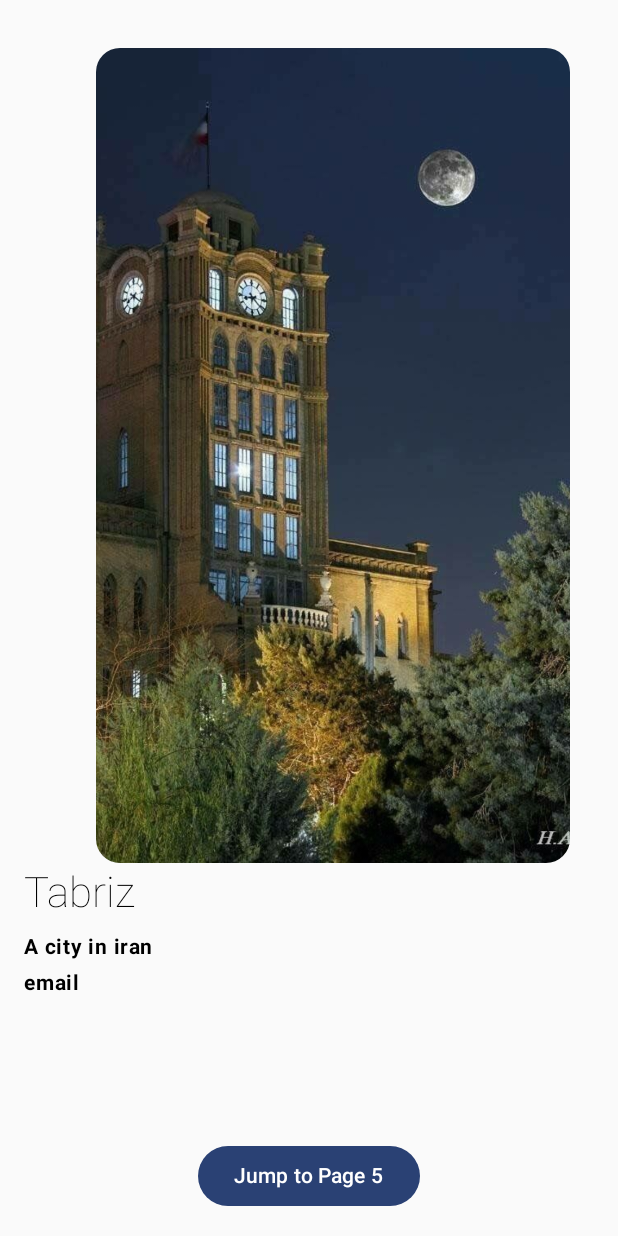
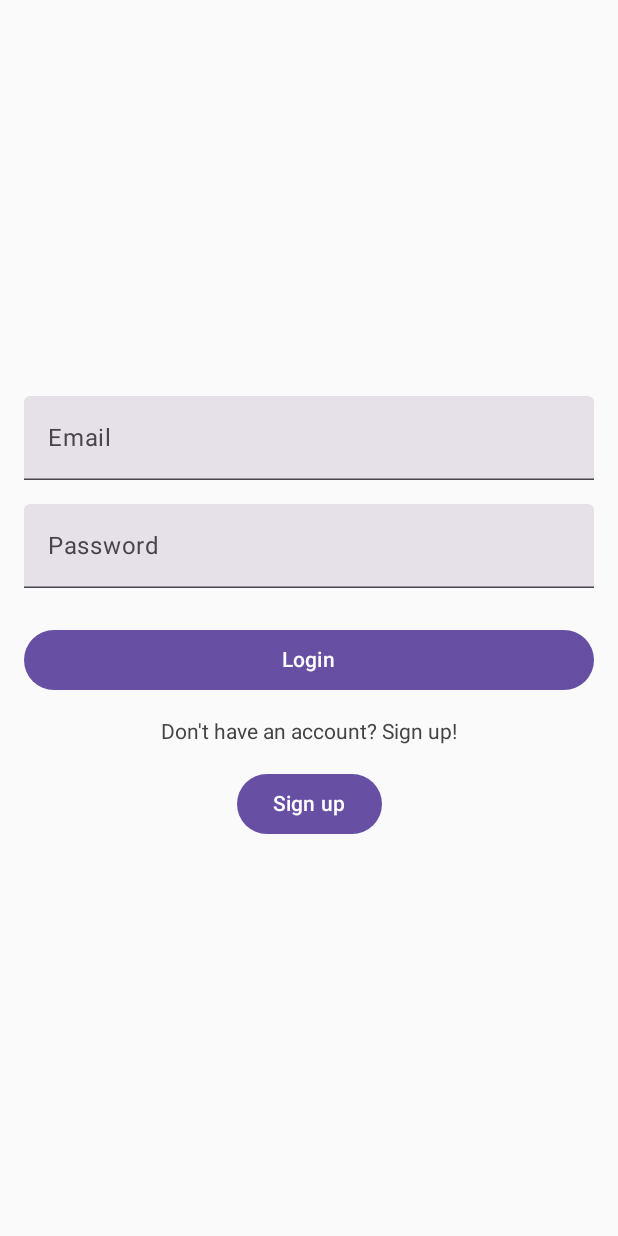
Before and after one commit to azam3d/traxtive-android, an Android app built with Jetpack Compose: the screen it shows after launch (MainActivity before the commit, SignIn after it), on a phone screen of 412 x 824 dp. Run offline under Robolectric (Android 15) with nearby library versions, the phone set to English and light mode, and no system bars; our stand-ins replace Firebase (no records; nobody signed in at launch, a user with empty details on screens opened directly).

Commit message:
Add SignIn, SignUp, Services, AddNewService screens. Rename MainActivity to Motorcycles Activity.

```diff
--- a/app/build.gradle.kts
+++ b/app/build.gradle.kts
@@ -52,6 +52,7 @@ dependencies {
     implementation(libs.androidx.ui.tooling.preview)
     implementation(libs.androidx.material3)
     implementation(libs.firebase.database.ktx)
+    implementation(libs.firebase.auth.ktx)
     testImplementation(libs.junit)
     androidTestImplementation(libs.androidx.junit)
     androidTestImplementation(libs.androidx.espresso.core)
--- /dev/null
+++ b/app/src/main/java/com/traxtivemotor/AddNewService.kt
@@ -0,0 +1,4 @@
+package com.traxtivemotor
+
+class AddNewService {
+}
--- a/app/src/main/java/com/traxtivemotor/MainActivity.kt
+++ b/app/src/main/java/com/traxtivemotor/MotorcyclesActivity.kt
@@ -27,7 +27,6 @@ import androidx.compose.foundation.pager.rememberPagerState
 import androidx.compose.foundation.shape.RoundedCornerShape
 import androidx.compose.material3.Button
 import androidx.compose.material3.MaterialTheme
-import androidx.compose.material3.Scaffold
 import androidx.compose.material3.Text
 import androidx.compose.runtime.Composable
 import androidx.compose.runtime.LaunchedEffect
@@ -65,7 +64,7 @@ data class Motorcycle(
     val userId: String? = null
 )
 
-class MainActivity : ComponentActivity() {
+class MotorcyclesActivity : ComponentActivity() {
     override fun onCreate(savedInstanceState: Bundle?) {
         super.onCreate(savedInstanceState)
         enableEdgeToEdge()
@@ -73,12 +72,6 @@ class MainActivity : ComponentActivity() {
             TraxtiveTheme {
                 val name = remember { mutableStateOf("email") }
 
-//                Scaffold(
-//                    modifier = Modifier.fillMaxSize(),
-////                    containerColor = MaterialTheme.colorScheme.background
-//                ) { innerPadding ->
-//                    PagerAnimateToItem(name = name.value, modifier = Modifier.padding(innerPadding))
-//                }
                 PagerAnimateToItem(name = name.value)
 
                 val database = Firebase.database
@@ -235,12 +228,6 @@ fun PagerAnimateToItem(name: String) {
 fun PagerPreview() {
     TraxtiveTheme {
         PagerAnimateToItem(name = "sss")
-//        Scaffold(
-//            modifier = Modifier.fillMaxSize(),
-//            containerColor = MaterialTheme.colorScheme.background
-//        ) { innerPadding ->
-//
-//        }
     }
 }
 
--- /dev/null
+++ b/app/src/main/java/com/traxtivemotor/Services.kt
@@ -0,0 +1,4 @@
+package com.traxtivemotor
+
+class Services {
+}
--- a/app/src/main/java/com/traxtivemotor/SignIn.kt
+++ b/app/src/main/java/com/traxtivemotor/SignIn.kt
@@ -1,4 +1,139 @@
 package com.traxtivemotor
+import android.content.Intent
+import android.os.Bundle
+import android.widget.Toast
+import androidx.activity.ComponentActivity
+import androidx.activity.compose.setContent
+import androidx.compose.foundation.layout.*
+import androidx.compose.material3.Button
+import androidx.compose.material3.CircularProgressIndicator
+import androidx.compose.material3.Text
+import androidx.compose.material3.TextField
+import androidx.compose.runtime.*
+import androidx.compose.ui.Alignment
+import androidx.compose.ui.Modifier
+import androidx.compose.ui.graphics.Color
+import androidx.compose.ui.platform.LocalContext
+import androidx.compose.ui.text.input.PasswordVisualTransformation
+import androidx.compose.ui.tooling.preview.Preview
+import androidx.compose.ui.unit.dp
+import com.google.firebase.auth.FirebaseAuth
+import com.google.firebase.auth.ktx.auth
+import com.google.firebase.ktx.Firebase
+import com.traxtivemotor.ui.theme.TraxtiveTheme
 
-class SignIn {
+class SignIn : ComponentActivity() {
+    private lateinit var auth: FirebaseAuth
+
+    override fun onCreate(savedInstanceState: Bundle?) {
+        super.onCreate(savedInstanceState)
+
+        auth = Firebase.auth
+        setContent {
+            LoginScreen(onLoginSuccess = {
+                Toast.makeText(this, "Login successful!", Toast.LENGTH_SHORT).show()
+            }, onLoginFailure = { error ->
+                Toast.makeText(this, "Login failed: $error", Toast.LENGTH_SHORT).show()
+            })
+        }
+    }
+
+    override fun onStart() {
+        super.onStart()
+        // Check if user is signed in (non-null) and update UI accordingly.
+        val currentUser = auth.currentUser
+        if (currentUser != null) {
+            reload()
+            Toast.makeText(this, "User email: ${currentUser.email}", Toast.LENGTH_SHORT).show()
+        }
+    }
+
+    private fun reload() {
+        startActivity(Intent(this, MotorcyclesActivity::class.java))
+    }
 }
+
+@Composable
+fun LoginScreen(
+    onLoginSuccess: () -> Unit,
+    onLoginFailure: (String) -> Unit
+) {
+    val context = LocalContext.current
+    val auth = Firebase.auth
+
+    var email by remember { mutableStateOf("") }
+    var password by remember { mutableStateOf("") }
+    var isLoading by remember { mutableStateOf(false) }
+
+    Column(
+        modifier = Modifier
+            .fillMaxSize()
+            .padding(16.dp),
+        verticalArrangement = Arrangement.Center,
+        horizontalAlignment = Alignment.CenterHorizontally
+    ) {
+        TextField(
+            value = email,
+            onValueChange = { email = it },
+            label = { Text("Email") },
+            modifier = Modifier.fillMaxWidth()
+        )
+
+        Spacer(modifier = Modifier.height(16.dp))
+
+        TextField(
+            value = password,
+            onValueChange = { password = it },
+            label = { Text("Password") },
+            visualTransformation = PasswordVisualTransformation(),
+            modifier = Modifier.fillMaxWidth()
+        )
+
+        Spacer(modifier = Modifier.height(24.dp))
+
+        Button(
+            onClick = {
+                isLoading = true
+
+                auth.signInWithEmailAndPassword(email, password)
+                    .addOnCompleteListener { task ->
+                        isLoading = false
+                        if (task.isSuccessful) {
+                            onLoginSuccess()
+                        } else {
+                            onLoginFailure(task.exception?.message ?: "Unknown error")
+                        }
+                    }
+            },
+            modifier = Modifier.fillMaxWidth(),
+            enabled = !isLoading
+        ) {
+            if (isLoading) {
+                CircularProgressIndicator(modifier = Modifier.size(20.dp), strokeWidth = 2.dp)
+            } else {
+                Text("Login")
+            }
+        }
+
+        Spacer(modifier = Modifier.height(16.dp))
+
+        Text("Don't have an account? Sign up!", color = Color.DarkGray)
+
+        Spacer(modifier = Modifier.height(16.dp))
+
+        Button(onClick = {
+            context.startActivity(Intent(context, SignUp::class.java))
+        }) {
+            Text(text = "Sign up")
+        }
+
+    }
+}
+
+@Preview(showBackground = true)
+@Composable
+fun LoginPreview() {
+    TraxtiveTheme {
+
+    }
+}
--- a/gradle/libs.versions.toml
+++ b/gradle/libs.versions.toml
@@ -11,6 +11,7 @@ lifecycleRuntimeKtx = "2.8.7"
 activityCompose = "1.9.3"
 composeBom = "2024.04.01"
 firebaseDatabaseKtx = "21.0.0"
+firebaseAuthKtx = "23.1.0"
 
 [libraries]
 accompanist-pager = { module = "com.google.accompanist:accompanist-pager", version.ref = "accompanistPager" }
@@ -31,6 +32,7 @@ androidx-ui-test-manifest = { group = "androidx.compose.ui", name = "ui-test-man
 androidx-ui-test-junit4 = { group = "androidx.compose.ui", name = "ui-test-junit4" }
 androidx-material3 = { group = "androidx.compose.material3", name = "material3" }
 firebase-database-ktx = { group = "com.google.firebase", name = "firebase-database-ktx", version.ref = "firebaseDatabaseKtx" }
+firebase-auth-ktx = { group = "com.google.firebase", name = "firebase-auth-ktx", version.ref = "firebaseAuthKtx" }
 
 [plugins]
 android-application = { id = "com.android.application", version.ref = "agp" }
```
Also changed, not shown: app/src/main/AndroidManifest.xml (+13 -2 lines), app/src/main/java/com/traxtivemotor/SignUp.kt (+132 -1 lines).
